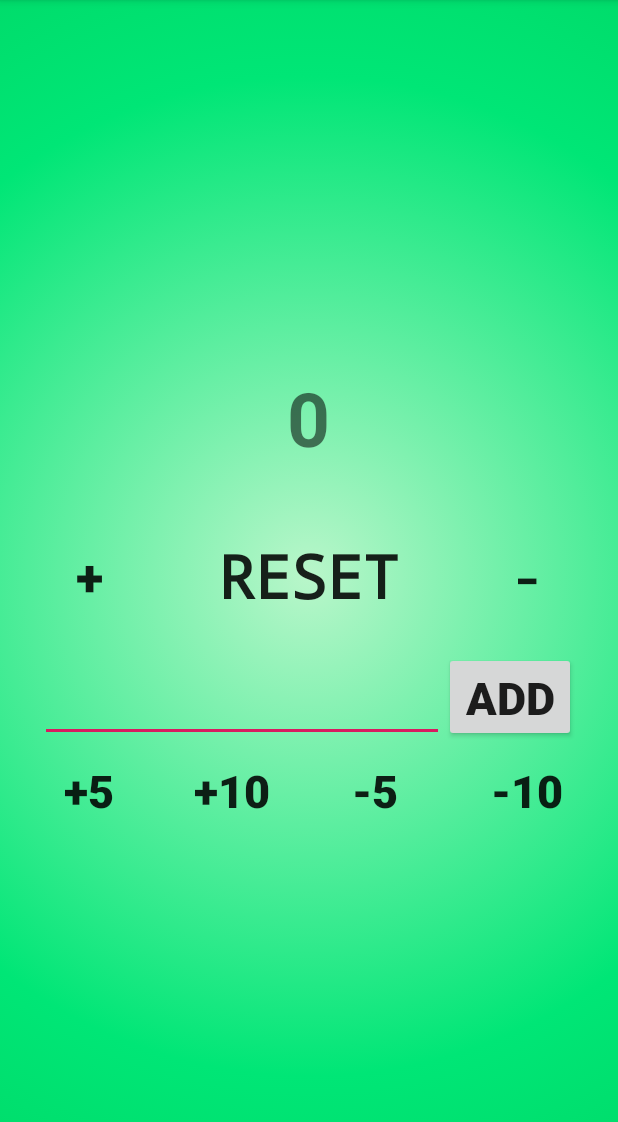
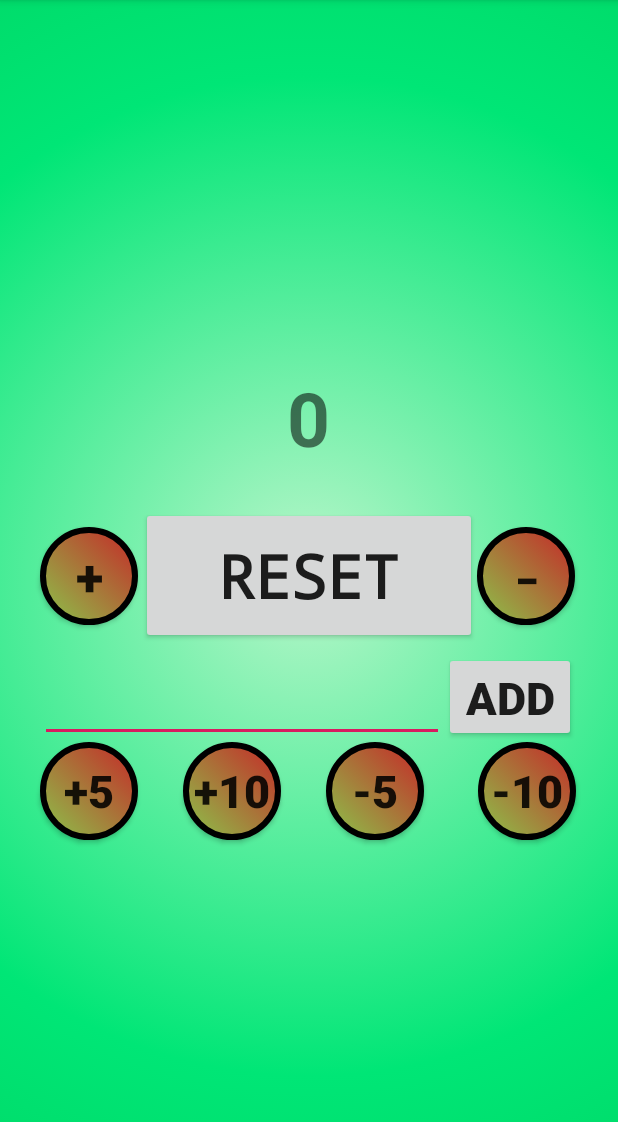
Before and after one commit to kartikeya013/AndroidApp, an Android app: the screen it shows after launch (MainActivity), on a phone screen of 412 x 824 dp, the part 84-1206 px from its top. Run offline under Robolectric (Android 15) with nearby library versions, the phone set to English and light mode, and no system bars; Roboto replaces fonts that are not available here.

Commit message:
final touches remaining

```diff
--- a/app/src/main/java/com/example/kartikeyagupta/spankme/MainActivity.java
+++ b/app/src/main/java/com/example/kartikeyagupta/spankme/MainActivity.java
@@ -21,13 +21,13 @@ public class MainActivity extends AppCompatActivity {
         abc = (TextView) findViewById(R.id.textView2);
         inp =  (EditText) findViewById(R.id.input)  ;  }
 
-       public void addone (View v) {
+    public void addone (View v) {
 
         count++;
 
 
-          abc.setText(Integer.toString(count));
-          abc.startAnimation(AnimationUtils.loadAnimation(MainActivity.this, android.R.anim.fade_in));
+        abc.setText(Integer.toString(count));
+        abc.startAnimation(AnimationUtils.loadAnimation(MainActivity.this, android.R.anim.fade_in));
     }
     public void subtractone (View v) {
 
--- a/app/src/main/res/drawable/round.xml
+++ b/app/src/main/res/drawable/round.xml
@@ -1,9 +1,21 @@
+
 <?xml version="1.0" encoding="utf-8"?>
-<shape xmlns:android="http://schemas.android.com/apk/res/android"
-    android:shape="rectangle">
-    <stroke
-        android:width="0dp"
-        android:color="#424242"   />
-    <corners android:radius="100dp"
-        android:color="#424242"   />
-</shape>
+<selector xmlns:android="http://schemas.android.com/apk/res/android">
+    <item android:state_pressed="true">
+
+        <shape android:shape="oval">
+            <gradient android:angle="360" android:endColor="#C62828" android:startColor="#8BC34A" />
+            <corners android:radius="200dp" />
+            <stroke android:width="0dp" android:color="@android:color/black" />
+        </shape>
+    </item>
+
+    <item>
+        <shape android:shape="rectangle">
+            <gradient android:angle="225" android:endColor="#8BC34A" android:startColor="#C62828" />
+            <corners android:radius="100dp" />
+            <stroke android:width="4dp" android:color="@android:color/black" />
+        </shape>
+
+    </item>
+</selector>
--- a/app/src/main/res/layout/activity_main.xml
+++ b/app/src/main/res/layout/activity_main.xml
@@ -15,7 +15,6 @@
         android:layout_centerInParent="true"
         android:onClick="reset"
         android:text="RESET"
-        android:background="@drawable/round"
         android:textAppearance="@style/TextAppearance.AppCompat.Body2"
         android:textSize="40sp"
         android:textStyle="bold"
@@ -42,8 +41,8 @@
         android:layout_height="65dp"
         android:layout_centerVertical="true"
         android:layout_toEndOf="@+id/reset"
+        android:background="@drawable/round"
         android:onClick="subtractone"
-        android:background="@drawable/round"
         android:text="-"
         android:textSize="34sp"
         android:textStyle="bold"
@@ -101,11 +100,11 @@
         android:id="@+id/button21"
         android:layout_width="65dp"
         android:layout_height="65dp"
+        android:layout_marginLeft="30dp"
+        android:layout_marginRight="30dp"
         android:layout_below="@id/button19"
-        android:layout_marginRight="30dp"
-        android:layout_marginLeft="30dp"
+        android:background="@drawable/round"
         android:layout_toRightOf="@id/button20"
-        android:background="@drawable/round"
         android:onClick="addten"
         android:text="+10"
         android:textSize="30sp"
@@ -115,9 +114,9 @@
         android:id="@+id/button22"
         android:layout_width="65dp"
         android:layout_height="65dp"
-        android:background="@drawable/round"
         android:layout_below="@id/button19"
         android:layout_toRightOf="@id/button21"
+        android:background="@drawable/round"
         android:onClick="subtractfive"
         android:layout_marginRight="30dp"
         android:text="-5"
@@ -128,9 +127,9 @@
         android:id="@+id/button23"
         android:layout_width="65dp"
         android:layout_height="65dp"
-        android:background="@drawable/round"
         android:layout_below="@id/button19"
         android:layout_alignRight="@id/button19"
+        android:background="@drawable/round"
         android:onClick="subtractten"
         android:text="-10"
         android:textSize="30sp"
```
